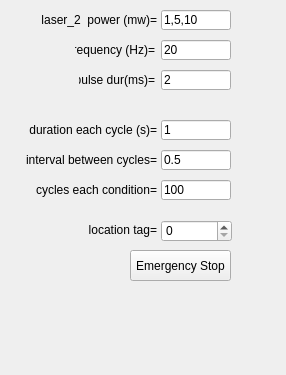
AllenNeuralDynamics/dynamic-foraging-task, file src/foraging_gui/OpticalTagging.ui: the form before one commit; both pictures show x 0 to 286 and y 200 to 575 of the 286 by 575 pixel window.
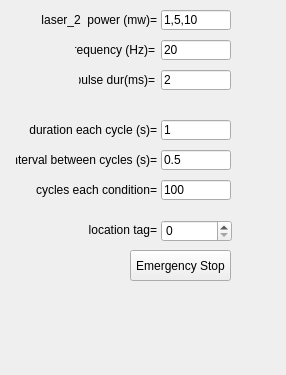
The form after the commit.

Patch:
```diff
--- a/src/foraging_gui/OpticalTagging.ui
+++ b/src/foraging_gui/OpticalTagging.ui
@@ -516,7 +516,7 @@
     </size>
    </property>
    <property name="text">
-    <string>interval between cycles=</string>
+    <string>interval between cycles (s)=</string>
    </property>
    <property name="textFormat">
     <enum>Qt::AutoText</enum>
```
